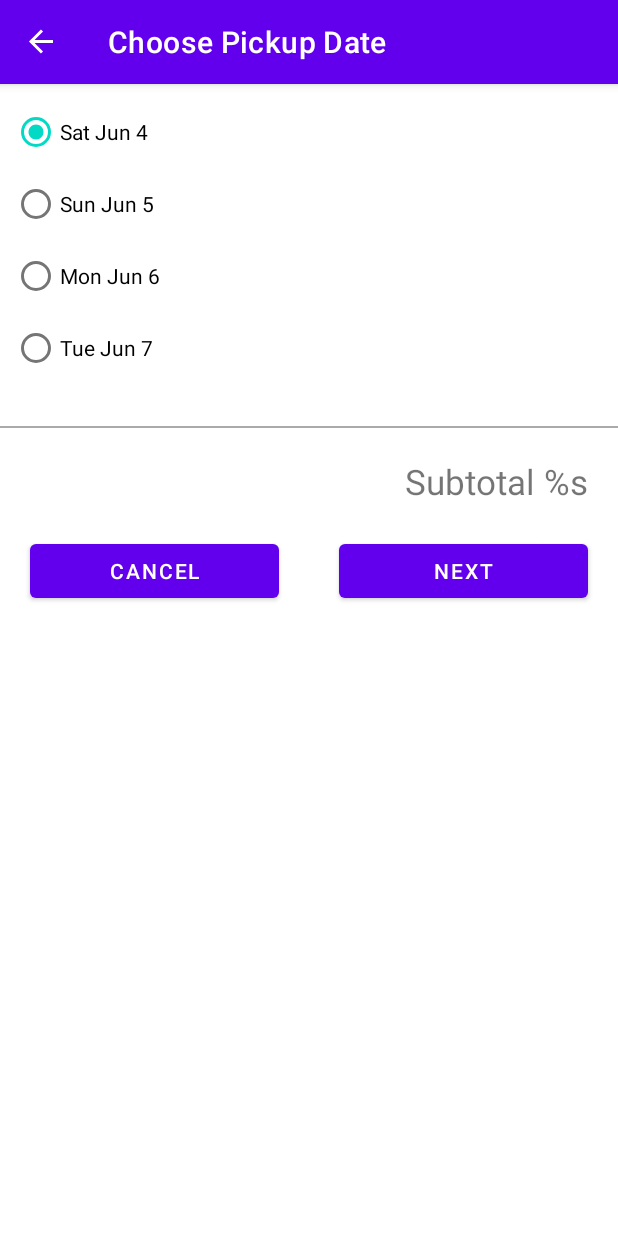
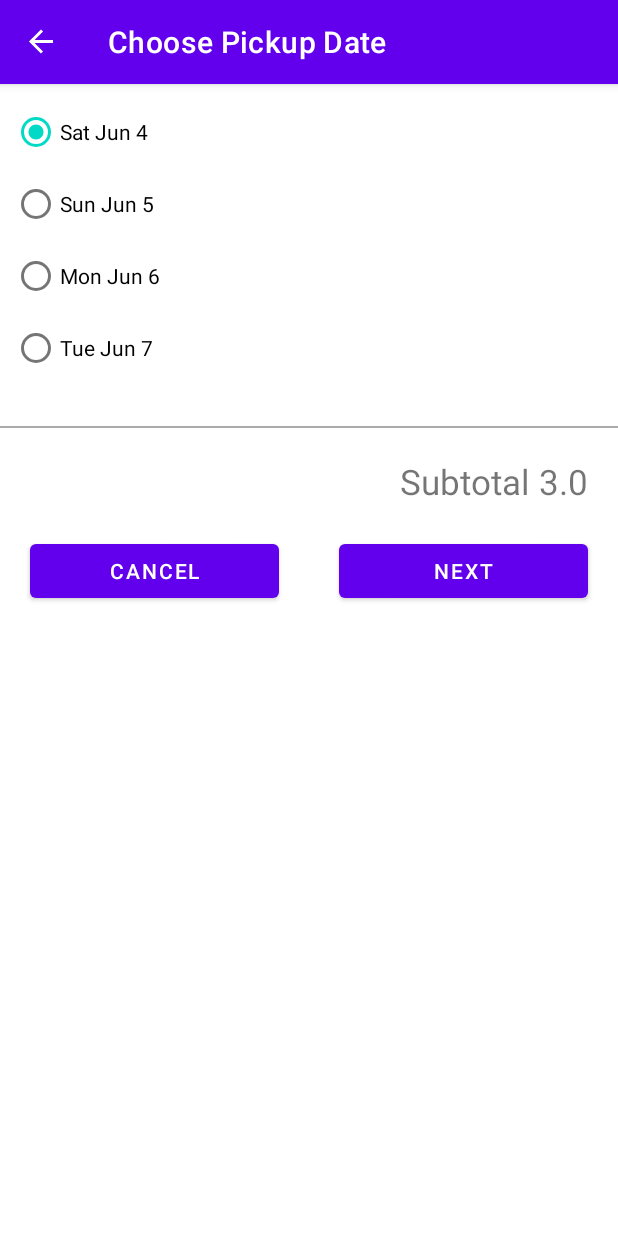
Before and after one commit to gogamid/Cupcake, an Android app: the PickupDateFragment screen opened through its navigation route, after a tap on an icon or button, on a phone screen of 412 x 824 dp. Run offline under Robolectric (Android 15) with nearby library versions, the phone set to English and light mode, and no system bars; our stand-ins replace data binding, navigation-ui.

Commit message:
feat: use binding expressions for price

```diff
--- a/app/src/main/java/com/example/cupcake/model/OrderViewModel.kt
+++ b/app/src/main/java/com/example/cupcake/model/OrderViewModel.kt
@@ -1,11 +1,13 @@
 package com.example.cupcake.model
 
-import android.util.Log
 import androidx.lifecycle.LiveData
 import androidx.lifecycle.MutableLiveData
 import androidx.lifecycle.ViewModel
 import java.text.SimpleDateFormat
 import java.util.*
+
+private const val PRICE_PER_CUPCAKE = 2.00
+private const val PRICE_FOR_SAME_DAY_PICKUP = 3.00
 
 class OrderViewModel : ViewModel() {
   private val _quantity = MutableLiveData<Int>()
@@ -24,6 +26,7 @@ class OrderViewModel : ViewModel() {
 
   fun setQuantity(quantity: Int) {
     _quantity.value = quantity
+    updatePrice()
   }
 
   fun setFlavor(flavor: String) {
@@ -32,6 +35,7 @@ class OrderViewModel : ViewModel() {
 
   fun setDate(date: String) {
     _date.value = date
+    updatePrice()
   }
 
   fun hasNoFlavorSet(): Boolean {
@@ -59,4 +63,13 @@ class OrderViewModel : ViewModel() {
   init {
     resetOrder()
   }
+
+  private fun updatePrice() {
+    var calculatedPrice = (quantity.value ?: 0) * PRICE_PER_CUPCAKE
+    // If the user selected the first option (today) for pickup, add the surcharge
+    if (dateOptions[0] == _date.value) {
+      calculatedPrice += PRICE_FOR_SAME_DAY_PICKUP
+    }
+    _price.value = calculatedPrice
+  }
 }
--- a/app/src/main/res/layout/fragment_flavor.xml
+++ b/app/src/main/res/layout/fragment_flavor.xml
@@ -84,7 +84,7 @@
                 android:layout_height="wrap_content"
                 android:layout_marginTop="20dp"
                 android:layout_marginEnd="20dp"
-                android:text="@string/subtotal"
+                android:text="@{@string/subtotal(viewModel.price)}"
                 android:textSize="23sp"
                 app:layout_constraintEnd_toEndOf="parent"
                 app:layout_constraintTop_toBottomOf="@id/horizontal_line" />
--- a/app/src/main/res/layout/fragment_pickup_date.xml
+++ b/app/src/main/res/layout/fragment_pickup_date.xml
@@ -79,7 +79,7 @@
                 android:layout_height="wrap_content"
                 android:layout_marginTop="20dp"
                 android:layout_marginEnd="20dp"
-                android:text="@string/subtotal"
+                android:text="@{@string/subtotal(viewModel.price)}"
                 android:textSize="23sp"
                 app:layout_constraintEnd_toEndOf="parent"
                 app:layout_constraintTop_toBottomOf="@id/horizontal_line" />
```
Also changed, not shown: app/src/main/res/layout/fragment_summary.xml (+4 -4 lines).
